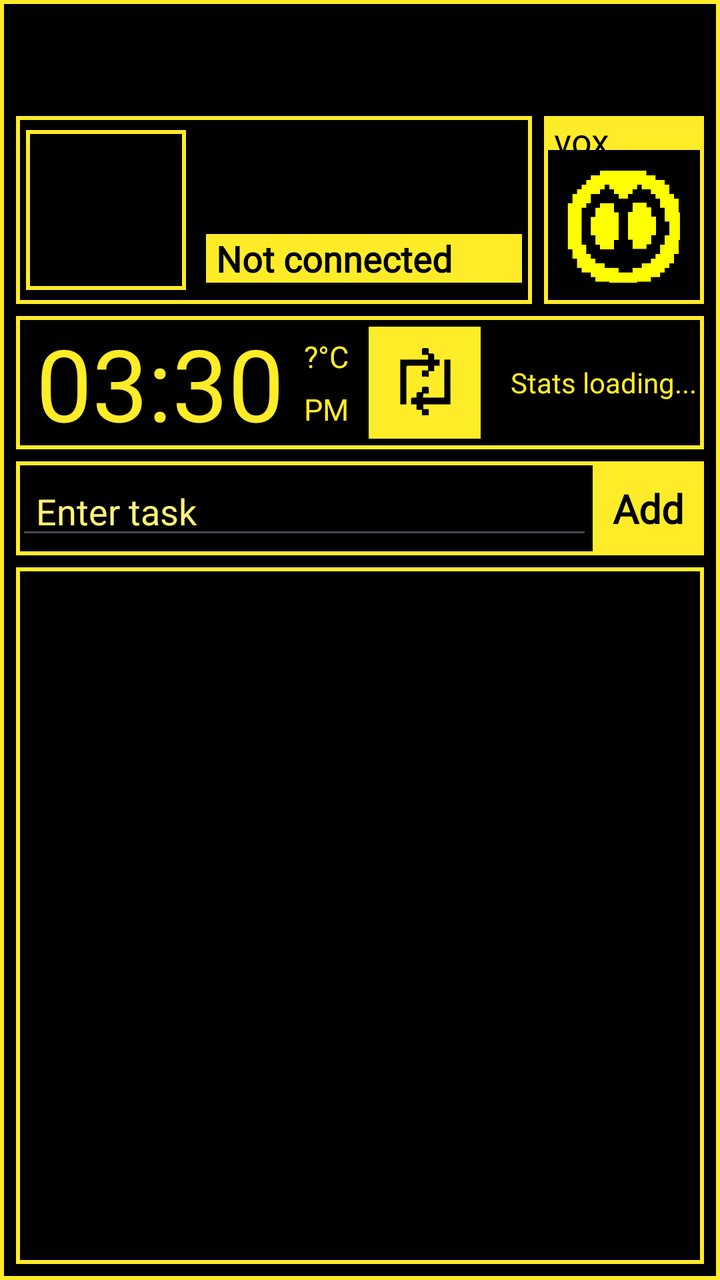
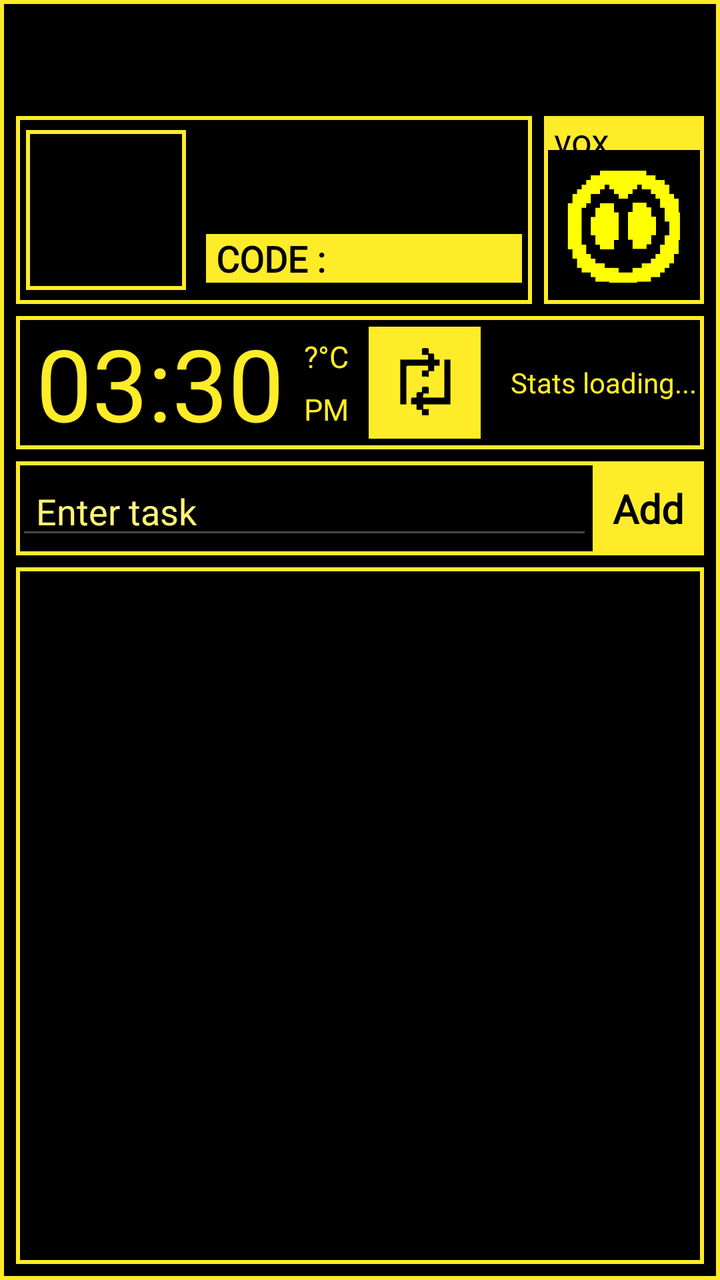

An Android layout rendered at two revisions. The XML below is the earlier revision; the diff shows what the commit changed to produce the second picture.
<!-- AndroidManifest.xml: application theme Theme.VOX -->
<!-- res/layout/activity_main.xml -->
<?xml version="1.0" encoding="utf-8"?>
<androidx.constraintlayout.widget.ConstraintLayout xmlns:android="http://schemas.android.com/apk/res/android"
    xmlns:app="http://schemas.android.com/apk/res-auto"
    xmlns:tools="http://schemas.android.com/tools"
    android:id="@+id/main"
    android:layout_width="match_parent"
    android:layout_height="match_parent"
    tools:context=".MainActivity"
    android:background="@color/black">

    <LinearLayout
        android:layout_width="match_parent"
        android:layout_height="match_parent"
        android:background="@drawable/container_m"
        android:padding="5dp"
        android:orientation="vertical"
        app:layout_constraintBottom_toBottomOf="parent"
        app:layout_constraintEnd_toEndOf="parent"
        app:layout_constraintStart_toStartOf="parent"
        app:layout_constraintTop_toTopOf="parent">
        <LinearLayout
            android:layout_width="match_parent"
            android:layout_height="100dp"
            android:layout_marginTop="50dp"
            android:orientation="horizontal">
            <LinearLayout
                android:layout_width="0dp"
                android:layout_height="match_parent"
                android:layout_weight="1"
                android:layout_margin="3dp"
                android:orientation="horizontal"
                android:background="@drawable/container_m"
                android:gravity="center_vertical">
                <ImageView
                    android:id="@+id/myAvatar"
                    android:layout_width="80dp"
                    android:layout_height="80dp"
                    android:layout_margin="5dp"
                    android:background="@drawable/container_m"/>
                <LinearLayout
                    android:layout_width="match_parent"
                    android:layout_height="wrap_content"
                    android:orientation="vertical"
                    android:paddingLeft="5dp">
                    <TextView
                        android:id="@+id/tvUsername"
                        android:layout_width="wrap_content"
                        android:layout_height="wrap_content"
                        android:textSize="18sp"
                        android:fontFamily="@font/lowerpixel"
                        android:textColor="@color/yellow_main"/>
                    <TextView
                        android:id="@+id/tvEmail"
                        android:layout_width="wrap_content"
                        android:layout_height="wrap_content"
                        android:textSize="18sp"
                        android:fontFamily="@font/lowerpixel"
                        android:textColor="@color/yellow_main"/>
                    <TextView
                        android:layout_width="match_parent"
                        android:layout_height="wrap_content"
                        android:textSize="18sp"
                        android:fontFamily="@font/lowerpixel"
                        android:textColor="@color/black"
                        android:textStyle="bold"
                        android:paddingLeft="5dp"
                        android:layout_marginRight="5dp"
                        android:background="@color/yellow_main"
                        android:text="Not connected"/>
                </LinearLayout>

            </LinearLayout>
            <LinearLayout
                android:layout_width="80dp"
                android:layout_height="match_parent"
                android:orientation="vertical"
                android:layout_margin="3dp"
                android:background="@drawable/container_m">
                <TextView
                    android:layout_width="match_parent"
                    android:layout_height="17dp"
                    android:text="vox"
                    android:background="@color/yellow_main"
                    android:paddingLeft="5dp"
                    android:fontFamily="@font/pixelbold"
                    android:textSize="18sp"
                    android:textColor="@color/black"/>
                <ImageView
                    android:layout_width="match_parent"
                    android:layout_height="0dp"
                    android:layout_weight="1"
                    android:src="@drawable/vox_icon" />

            </LinearLayout>
        </LinearLayout>
        <LinearLayout
            android:layout_width="match_parent"
            android:layout_height="wrap_content"
            android:orientation="horizontal"
            android:layout_margin="3dp"
            android:gravity="center_vertical"
            android:background="@drawable/container_m">
            <TextView
                android:id="@+id/tvCurrentTime"
                android:layout_width="wrap_content"
                android:layout_height="wrap_content"
                android:textSize="50sp"
                android:textColor="@color/yellow_main"
                android:text="03:30"
                android:layout_marginLeft="10dp"
                android:fontFamily="@font/lowerpixel"/>
            <LinearLayout
                android:layout_width="wrap_content"
                android:layout_height="match_parent"
                android:orientation="vertical"
                android:layout_margin="10dp">
                <TextView
                    android:layout_width="wrap_content"
                    android:layout_height="0dp"
                    android:id="@+id/tvWeather"
                    android:layout_weight="1"
                    android:text="@string/weather_not_found"
                    android:textSize="15sp"
                    android:textColor="@color/yellow_main"
                    android:fontFamily="@font/lowerpixel"/>
                <TextView
                    android:id="@+id/tvCurrentMeridian"
                    android:layout_width="match_parent"
                    android:layout_height="wrap_content"
                    android:text="PM"
                    android:textSize="15sp"
                    android:textColor="@color/yellow_main"
                    android:fontFamily="@font/lowerpixel"/>
            </LinearLayout>
            <androidx.constraintlayout.widget.ConstraintLayout
                android:layout_width="wrap_content"
                android:layout_height="wrap_content"
                android:background="@color/yellow_main">

                <ImageView
                    android:id="@+id/loadBtn"
                    android:layout_width="40dp"
                    android:layout_height="40dp"
                    android:layout_margin="8dp"
                    android:src="@drawable/load1"
                    app:layout_constraintBottom_toBottomOf="parent"
                    app:layout_constraintEnd_toEndOf="parent"
                    app:layout_constraintStart_toStartOf="parent"
                    app:layout_constraintTop_toTopOf="parent" />


            </androidx.constraintlayout.widget.ConstraintLayout>
            <TextView
                android:id="@+id/tvStats"
                android:layout_width="wrap_content"
                android:layout_height="wrap_content"
                android:text="Stats loading..."
                android:layout_marginLeft="15dp"
                android:textColor="@color/yellow_main"
                android:fontFamily="@font/lowerpixel"/>


        </LinearLayout>
        <LinearLayout
            android:layout_width="match_parent"
            android:layout_height="wrap_content"
            android:orientation="horizontal"
            android:layout_margin="3dp"
            android:gravity="center_vertical"
            android:background="@drawable/container_m">
            <EditText
                android:id="@+id/etTask"
                android:layout_width="0dp"
                android:layout_weight="1"
                android:textSize="18sp"
                android:paddingLeft="10dp"
                android:layout_height="wrap_content"
                android:textColor="@color/yellow_secondary"
                android:textColorHint="@color/yellow_secondary"
                android:fontFamily="@font/lowerpixel"
                android:hint="Enter task"/>
                <TextView
                    android:id="@+id/btnAdd"
                    android:layout_width="wrap_content"
                    android:layout_height="wrap_content"
                    android:text="Add"
                    android:soundEffectsEnabled="false"
                    android:textStyle="bold"
                    android:padding="10dp"
                    android:textSize="20sp"
                    android:textColor="@color/black"
                    android:fontFamily="@font/lowerpixel"
                    android:background="@color/yellow_main"/>




        </LinearLayout>
        <androidx.recyclerview.widget.RecyclerView
            android:id="@+id/rvTasks"
            android:background="@drawable/container_m"
            android:layout_width="match_parent"
            android:layout_height="0dp"
            android:layout_margin="3dp"
            android:layout_weight="1"/>

    </LinearLayout>
</androidx.constraintlayout.widget.ConstraintLayout>
<!-- resources referenced by this layout -->
<resources>
  <color name="black">#FF000000</color>
  <color name="yellow_main">#FFEC28</color>
  <color name="yellow_secondary">#FFF378</color>
  <!-- drawable container_m (drawable) -->
  <?xml version="1.0" encoding="utf-8"?>
  <shape xmlns:android="http://schemas.android.com/apk/res/android">
      <stroke android:color="@color/yellow_main" android:width="2dp"/>
  </shape>
  <!-- drawable load1: png bitmap (drawable, 237 bytes) -->
  <!-- drawable vox_icon: png bitmap (drawable, 1225 bytes) -->
  <string name="weather_not_found">"?°C"</string>
  <style name="Theme.VOX" parent="Base.Theme.VOX" />
  <style name="Base.Theme.VOX" parent="Theme.Material3.DayNight.NoActionBar">
          
          
      </style>
</resources>

<!-- the commit's change to res/layout/activity_main.xml (unified diff, before → after) -->
@@ -57,6 +57,7 @@
                         android:fontFamily="@font/lowerpixel"
                         android:textColor="@color/yellow_main"/>
                     <TextView
+                        android:id="@+id/codeTv"
                         android:layout_width="match_parent"
                         android:layout_height="wrap_content"
                         android:textSize="18sp"
@@ -66,7 +67,7 @@
                         android:paddingLeft="5dp"
                         android:layout_marginRight="5dp"
                         android:background="@color/yellow_main"
-                        android:text="Not connected"/>
+                        android:text="CODE :"/>
                 </LinearLayout>
 
             </LinearLayout>
